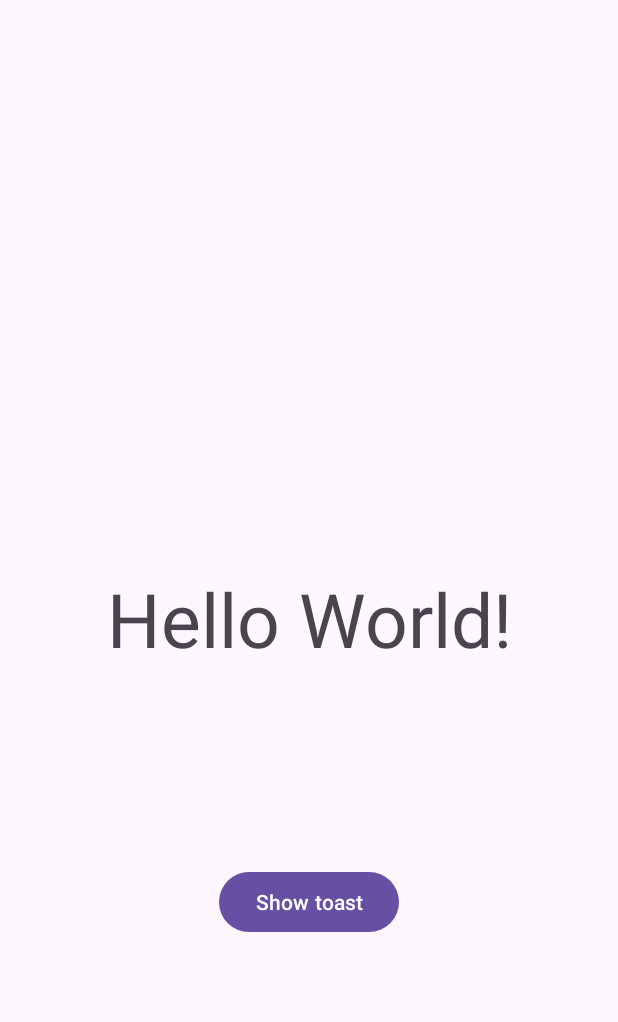
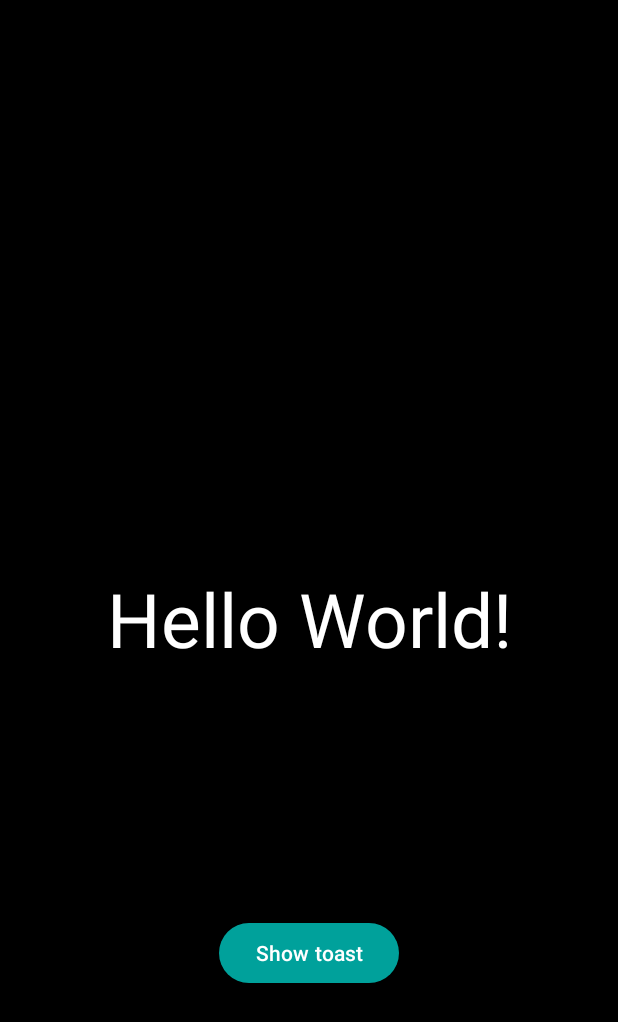
Before and after one commit to mrrobot-ec/CSIT551-helloworld, an Android app: the screen it shows after launch (MainActivity), on a phone screen of 412 x 824 dp. Shown: the top 1022 px of the screen. Run offline under Robolectric (Android 15) with nearby library versions, the phone set to English and light mode, and no system bars.

Commit message:
change background color and config the primary color for the app

```diff
--- a/app/src/main/java/com/csit/helloworld/MainActivity.java
+++ b/app/src/main/java/com/csit/helloworld/MainActivity.java
@@ -16,7 +16,7 @@ public class MainActivity extends AppCompatActivity {
         super.onCreate(savedInstanceState);
         setContentView(R.layout.activity_main);
 
-        Button toastBtn = (Button) findViewById(R.id.BtnToast);
+        Button toastBtn = findViewById(R.id.BtnToast);
         toastBtn.setOnClickListener(new View.OnClickListener() {
             @Override
             public void onClick(View v) {
--- a/app/src/main/res/layout/activity_main.xml
+++ b/app/src/main/res/layout/activity_main.xml
@@ -4,6 +4,7 @@
     xmlns:tools="http://schemas.android.com/tools"
     android:layout_width="match_parent"
     android:layout_height="match_parent"
+    android:background="@color/black"
     tools:context=".MainActivity">
 
     <TextView
@@ -12,6 +13,7 @@
         android:layout_height="wrap_content"
         android:text="@string/message"
         android:textSize="50sp"
+        android:textColor="@color/white"
         app:layout_constraintBottom_toBottomOf="parent"
         app:layout_constraintEnd_toEndOf="parent"
         app:layout_constraintStart_toStartOf="parent"
@@ -25,6 +27,6 @@
         app:layout_constraintBottom_toBottomOf="parent"
         app:layout_constraintEnd_toEndOf="parent"
         app:layout_constraintStart_toStartOf="parent"
-        app:layout_constraintTop_toTopOf="@id/message"/>
+        app:layout_constraintTop_toBottomOf="@+id/message" />
 
 </androidx.constraintlayout.widget.ConstraintLayout>
--- a/app/src/main/res/values/colors.xml
+++ b/app/src/main/res/values/colors.xml
@@ -2,4 +2,5 @@
 <resources>
     <color name="black">#FF000000</color>
     <color name="white">#FFFFFFFF</color>
+    <color name="green">#00A19B</color>
 </resources>
--- a/app/src/main/res/values/themes.xml
+++ b/app/src/main/res/values/themes.xml
@@ -2,7 +2,7 @@
     <!-- Base application theme. -->
     <style name="Base.Theme.HelloWorld" parent="Theme.Material3.DayNight.NoActionBar">
         <!-- Customize your light theme here. -->
-        <!-- <item name="colorPrimary">@color/my_light_primary</item> -->
+         <item name="colorPrimary">@color/green</item>
     </style>
 
     <style name="Theme.HelloWorld" parent="Base.Theme.HelloWorld" />
```
